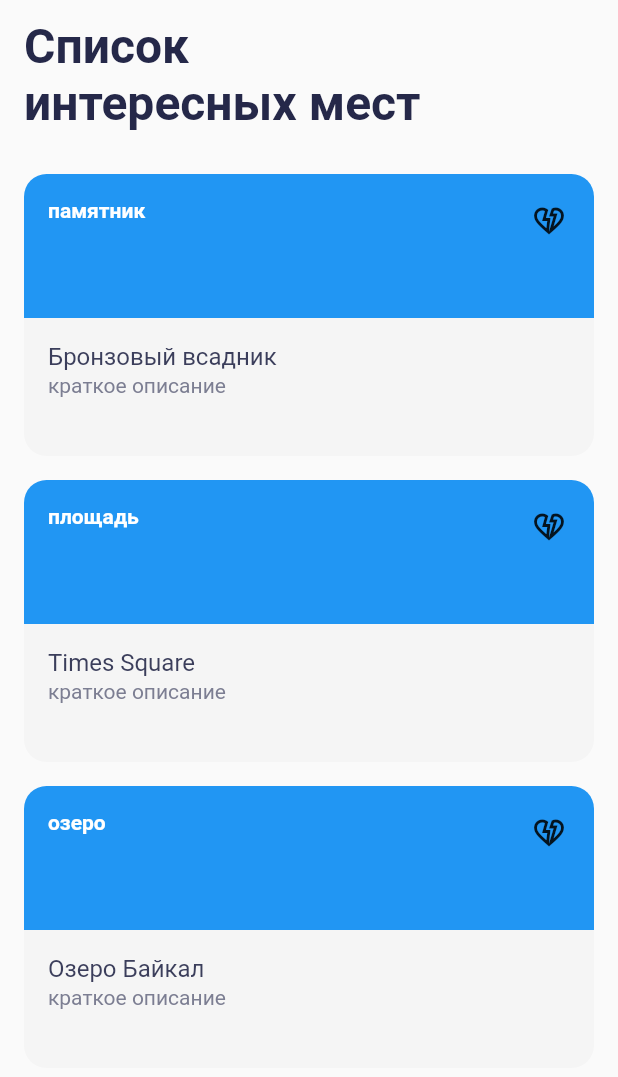
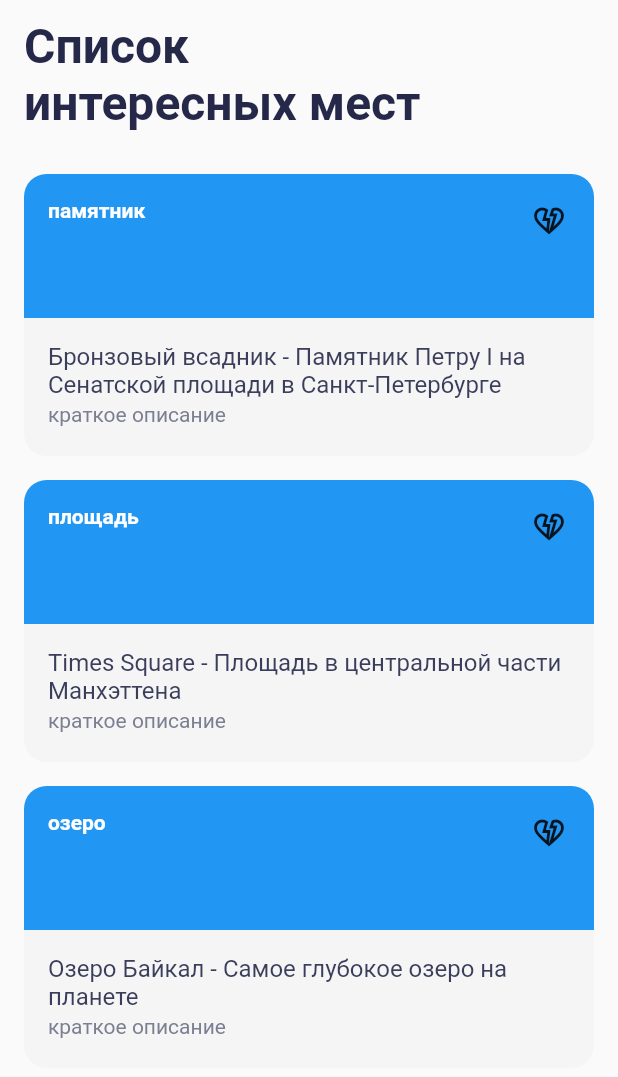
Before and after one commit to Jevilll/surf-flutter-course-likholetov, a Flutter app: the screen it shows after launch, on a phone screen of 412 x 824 dp. Shown: the top 1077 px of the screen. Run offline on Flutter 3.47's test engine with Material 2 defaults, Android fonts, the phone set to English and light mode, and no system bars.

Commit message:
Задание 4.6.4 Исправления

```diff
--- a/lib/mocks.dart
+++ b/lib/mocks.dart
@@ -1,30 +1,32 @@
 import 'package:places/domain/sight.dart';
 
-final List<Sight> mocks = [bronzeHorseman, timesSquare, lakeBaikal];
-
-final bronzeHorseman = Sight(
+final List<Sight> mocks = [
+  Sight(
     'Бронзовый всадник',
     lat: 59.9363823,
     long: 30.3022308,
-  shortDescription: 'Бронзовый всадник - Памятник Петру I на Сенатской площади в Санкт-Петербурге',
-  details: 'Медный всадник в Санкт-Петербурге — самый известный памятник Петру I. Он расположен в открытом сквере на Сенатской площади и является уникальным произведением русской и мировой культуры.',
+    shortDescription:
+        'Бронзовый всадник - Памятник Петру I на Сенатской площади в Санкт-Петербурге',
+    details:
+        'Медный всадник в Санкт-Петербурге — самый известный памятник Петру I. Он расположен в открытом сквере на Сенатской площади и является уникальным произведением русской и мировой культуры.',
     type: Type.monument,
-);
-
-final timesSquare = Sight(
+  ),
+  Sight(
     'Times Square',
     lat: 40.75773,
     long: -73.985708,
     shortDescription: 'Times Square - Площадь в центральной части Манхэттена',
-  details: 'Таймс-сквер является одной из самых посещаемых достопримечательностей мира, привлекающей около 50 миллионов посетителей ежегодно.',
+    details:
+        'Таймс-сквер является одной из самых посещаемых достопримечательностей мира, привлекающей около 50 миллионов посетителей ежегодно.',
     type: Type.square,
-);
-
-final lakeBaikal = Sight(
+  ),
+  Sight(
     'Озеро Байкал',
     lat: 51.90503,
     long: 126.62002,
     shortDescription: 'Озеро Байкал - Самое глубокое озеро на планете',
-  details: 'Озеро тектонического происхождения в южной части Восточной Сибири, самое глубокое озеро на планете, крупнейший природный резервуар пресной воды и самое большое по площади пресноводное озеро на континенте.',
+    details:
+        'Озеро тектонического происхождения в южной части Восточной Сибири, самое глубокое озеро на планете, крупнейший природный резервуар пресной воды и самое большое по площади пресноводное озеро на континенте.',
     type: Type.lake,
-);
+  ),
+];
--- /dev/null
+++ b/lib/res/app_colors.dart
@@ -0,0 +1,14 @@
+import 'package:flutter/material.dart';
+
+abstract class AppColors {
+  static const Color whiteGreen = Color(0xFF4CAF50);
+  static const Color whiteMain = Color(0xFF252849);
+  static const Color whiteSecondary = Color(0xFF3B3E5B);
+  static const Color whiteSecondary2 = Color(0xFF7C7E92);
+  static const Color whiteInactiveBlack = Color.fromARGB(143, 124, 126, 146);
+  static const Color white = Color(0xFFFFFFFF);
+
+  static const Color blackMain = Color(0xFF21222C);
+
+  static const Color background = Color(0xFFF5F5F5);
+}
--- /dev/null
+++ b/lib/res/app_strings.dart
@@ -0,0 +1,10 @@
+abstract class AppStrings {
+  static const String shortDescription = 'краткое описание';
+  static const String appName = 'Список\nинтересных мест';
+  static const String monument = 'памятник';
+  static const String square = 'площадь';
+  static const String lake = 'озеро';
+  static const String bridge = 'мост';
+  static const String other = 'другое';
+  static const String buildARoute = 'построить маршрут';
+}
--- /dev/null
+++ b/lib/res/app_text_styles.dart
@@ -0,0 +1,57 @@
+import 'package:flutter/material.dart';
+import 'package:places/res/app_colors.dart';
+
+abstract class AppTextStyles {
+  static const largeTitle = TextStyle(
+    fontSize: 32,
+    fontWeight: FontWeight.w700,
+    fontFamily: 'Roboto',
+    fontStyle: FontStyle.normal,
+  );
+
+  static const title = TextStyle(
+    fontSize: 24,
+    fontWeight: FontWeight.w700,
+    fontFamily: 'Roboto',
+    fontStyle: FontStyle.normal,
+  );
+
+  static const subtitle = TextStyle(
+    fontSize: 18,
+    fontWeight: FontWeight.w500,
+    fontFamily: 'Roboto',
+    fontStyle: FontStyle.normal,
+  );
+
+  static const text = TextStyle(
+    fontSize: 16,
+    fontWeight: FontWeight.w500,
+    fontFamily: 'Roboto',
+    fontStyle: FontStyle.normal,
+    color: AppColors.whiteSecondary,
+  );
+
+  static const smallBold = TextStyle(
+    fontSize: 14,
+    fontWeight: FontWeight.w700,
+    fontFamily: 'Roboto',
+    fontStyle: FontStyle.normal,
+    color: AppColors.white,
+  );
+
+  static const small = TextStyle(
+    fontSize: 14,
+    fontWeight: FontWeight.w400,
+    fontFamily: 'Roboto',
+    fontStyle: FontStyle.normal,
+    color: AppColors.whiteSecondary2,
+  );
+
+  static const button = TextStyle(
+    fontSize: 14,
+    fontWeight: FontWeight.w700,
+    fontFamily: 'Roboto',
+    fontStyle: FontStyle.normal,
+    letterSpacing: 0.03,
+  );
+}
--- a/lib/res/strings.dart
+++ /dev/null
@@ -1,8 +0,0 @@
-const String shortDescription = 'краткое описание';
-const String appName = 'Список\nинтересных мест';
-const String monument = 'памятник';
-const String square = 'площадь';
-const String lake = 'озеро';
-const String bridge = 'мост';
-const String other = 'другое';
-const String buildARoute = 'построить маршрут';
--- a/lib/res/styles.dart
+++ /dev/null
@@ -1,55 +0,0 @@
-import 'package:flutter/material.dart';
-import 'package:places/res/colors.dart';
-
-const largeTitle = TextStyle(
-  fontSize: 32,
-  fontWeight: FontWeight.w700,
-  fontFamily: 'Roboto',
-  fontStyle: FontStyle.normal,
-);
-
-const title = TextStyle(
-  fontSize: 24,
-  fontWeight: FontWeight.w700,
-  fontFamily: 'Roboto',
-  fontStyle: FontStyle.normal,
-);
-
-const subtitle = TextStyle(
-  fontSize: 18,
-  fontWeight: FontWeight.w500,
-  fontFamily: 'Roboto',
-  fontStyle: FontStyle.normal,
-);
-
-const text = TextStyle(
-  fontSize: 16,
-  fontWeight: FontWeight.w500,
-  fontFamily: 'Roboto',
-  fontStyle: FontStyle.normal,
-  color: whiteSecondary,
-);
-
-const smallBold = TextStyle(
-  fontSize: 14,
-  fontWeight: FontWeight.w700,
-  fontFamily: 'Roboto',
-  fontStyle: FontStyle.normal,
-  color: white,
-);
-
-const small = TextStyle(
-  fontSize: 14,
-  fontWeight: FontWeight.w400,
-  fontFamily: 'Roboto',
-  fontStyle: FontStyle.normal,
-  color: whiteSecondary2,
-);
-
-const button = TextStyle(
-  fontSize: 14,
-  fontWeight: FontWeight.w700,
-  fontFamily: 'Roboto',
-  fontStyle: FontStyle.normal,
-  letterSpacing: 0.03,
-);
--- a/lib/ui/screen/sight_card.dart
+++ b/lib/ui/screen/sight_card.dart
@@ -1,8 +1,8 @@
 import 'package:flutter/material.dart';
 import 'package:places/domain/sight.dart';
-import 'package:places/res/colors.dart';
-import 'package:places/res/strings.dart';
-import 'package:places/res/styles.dart';
+import 'package:places/res/app_colors.dart';
+import 'package:places/res/app_strings.dart';
+import 'package:places/res/app_text_styles.dart';
 
 /// Виджет карточки достопримечательности.
 class SightCard extends StatelessWidget {
@@ -28,7 +28,7 @@ class SightCard extends StatelessWidget {
                   top: 16,
                   child: Text(
                     sight.type.name,
-                    style: smallBold,
+                    style: AppTextStyles.smallBold,
                   ),
                 ),
                 const Positioned(
@@ -40,7 +40,7 @@ class SightCard extends StatelessWidget {
             ),
           ),
           Container(
-            color: background,
+            color: AppColors.background,
             height: 92,
             width: double.infinity,
             child: Padding(
@@ -50,9 +50,9 @@ class SightCard extends StatelessWidget {
                   SizedBox(
                     width: double.infinity,
                     child: Text(
-                      sight.name,
+                      sight.shortDescription,
                       maxLines: 2,
-                      style: text,
+                      style: AppTextStyles.text,
                       textAlign: TextAlign.start,
                       overflow: TextOverflow.ellipsis,
                     ),
@@ -61,9 +61,9 @@ class SightCard extends StatelessWidget {
                     margin: const EdgeInsets.only(top: 2),
                     width: double.infinity,
                     child: const Text(
-                      shortDescription,
+                      AppStrings.shortDescription,
                       textAlign: TextAlign.left,
-                      style: small,
+                      style: AppTextStyles.small,
                     ),
                   ),
                 ],
--- a/lib/ui/screen/sight_list_screen.dart
+++ b/lib/ui/screen/sight_list_screen.dart
@@ -1,6 +1,6 @@
 import 'package:flutter/material.dart';
 import 'package:places/mocks.dart';
-import 'package:places/res/strings.dart';
+import 'package:places/res/app_strings.dart';
 import 'package:places/ui/screen/sight_card.dart';
 
 /// Экран списка достопримечательностей.
@@ -17,7 +17,7 @@ class _SightListScreenState extends State<SightListScreen> {
     return Scaffold(
       appBar: AppBar(
         title: const Text(
-          appName,
+          AppStrings.appName,
           style: TextStyle(
             fontFamily: 'Roboto',
             color: Color(0xFF252849),
```
Also changed, not shown: lib/domain/sight.dart (+6 -6 lines), lib/res/colors.dart (deleted, +0 -12 lines), lib/ui/screen/sight_details.dart (+35 -32 lines). Lines whose indentation alone changed are shown as unchanged.
